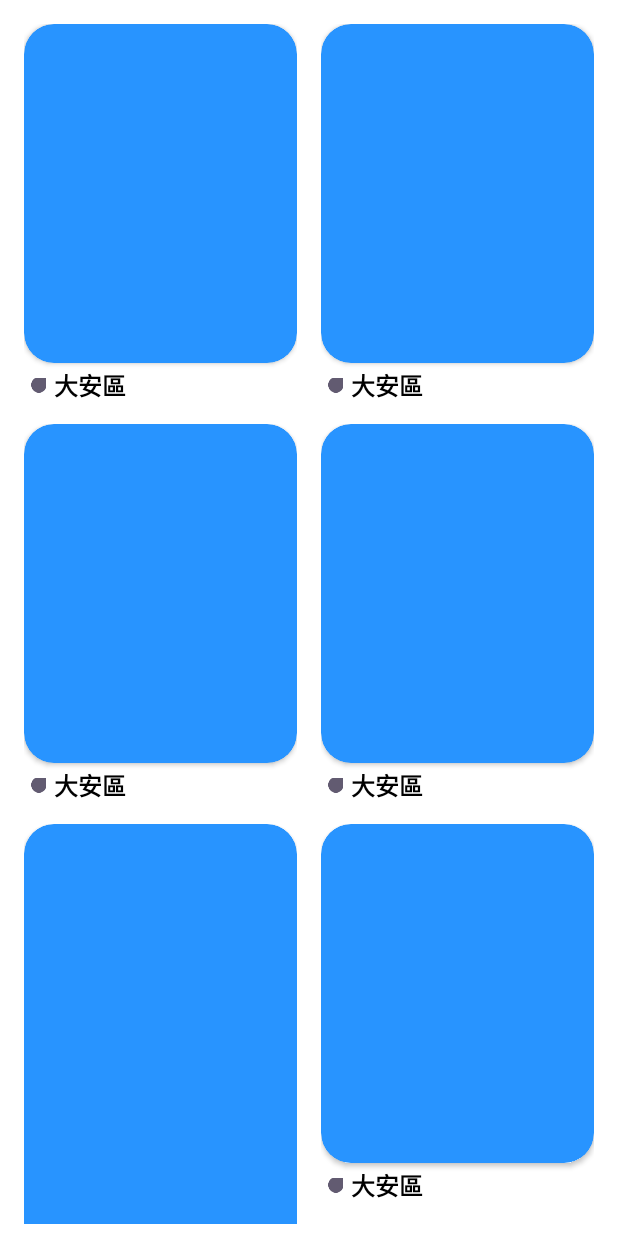
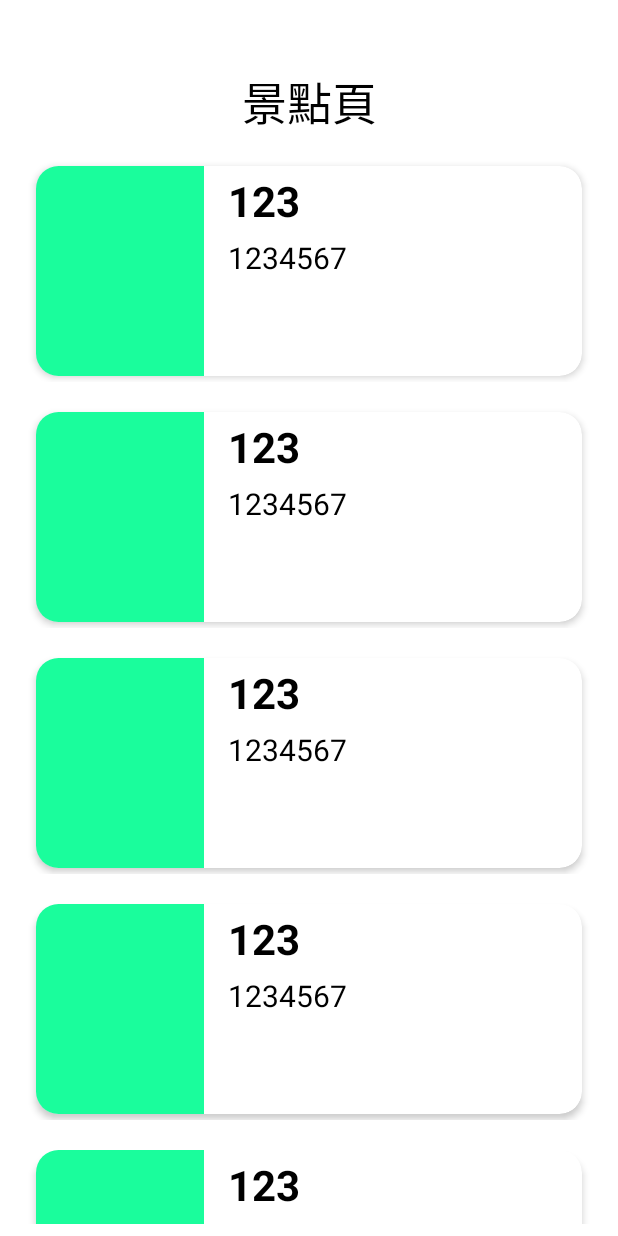
Before and after one commit to h160799/wistron_interview, an Android app: the screen it shows after launch (MainActivity), after a tap on "大安區", on a phone screen of 412 x 824 dp. Run offline under Robolectric (Android 15) with nearby library versions, the phone set to English and light mode, and no system bars; our stand-ins replace data binding.

Commit message:
add attractions recyclerview in second page

```diff
--- /dev/null
+++ b/app/src/main/java/com/example/wistron_interview/BaseFragment.kt
@@ -0,0 +1,30 @@
+package com.example.wistron_interview
+
+import android.content.res.Configuration
+import android.os.Bundle
+import android.view.WindowManager
+import androidx.appcompat.app.AppCompatActivity
+import androidx.fragment.app.Fragment
+
+open class BaseFragment: Fragment() {
+
+    fun showLoader(isVisible: Int){
+        if(activity is MainActivity){
+            (activity as MainActivity).setLoader(isVisible)
+        }
+    }
+
+    override fun onCreate(savedInstanceState: Bundle?) {
+        super.onCreate(savedInstanceState)
+        adjustFontScale(resources.configuration)
+    }
+
+    private fun adjustFontScale(configuration: Configuration) {
+        configuration.fontScale = 1.0.toFloat()
+        val metrics = resources.displayMetrics
+        val wm = activity?.getSystemService(AppCompatActivity.WINDOW_SERVICE) as WindowManager
+        wm.defaultDisplay.getMetrics(metrics)
+        metrics.scaledDensity = configuration.fontScale * metrics.density
+        activity?.createConfigurationContext(configuration)
+    }
+}
--- a/app/src/main/java/com/example/wistron_interview/DistrictAdapter.kt
+++ b/app/src/main/java/com/example/wistron_interview/DistrictAdapter.kt
@@ -1,21 +1,30 @@
 package com.example.wistron_interview
 
 import android.annotation.SuppressLint
+import android.app.Activity
 import android.view.LayoutInflater
 import android.view.View
 import android.view.ViewGroup
+import androidx.navigation.Navigation
+import androidx.navigation.fragment.NavHostFragment
+import androidx.navigation.fragment.NavHostFragment.findNavController
+import androidx.navigation.fragment.findNavController
 import androidx.recyclerview.widget.RecyclerView
 import androidx.recyclerview.widget.StaggeredGridLayoutManager
 import com.example.wistron_interview.databinding.ItemDistrictBinding
+import com.example.wistron_interview.home.HomeFragment
+import com.example.wistron_interview.home.HomeFragmentDirections
 
 class DistrictAdapter(private val dataList: List<String>) :
     RecyclerView.Adapter<DistrictAdapter.ViewHolder>() {
 
     class ViewHolder(val binding: ItemDistrictBinding) : RecyclerView.ViewHolder(binding.root)
 
-        private val onItemClickListener = View.OnClickListener { view: View? ->
+    private val onItemClickListener = View.OnClickListener { view: View? ->
             view?.let {
-                val position = it.tag as Int
+                val action = HomeFragmentDirections.actionNavigationHomeToNavigationAttraction()
+                Navigation.findNavController(it).navigate(action)
+
             }
         }
 
@@ -41,5 +50,4 @@ class DistrictAdapter(private val dataList: List<String>) :
     override fun getItemCount(): Int {
         return 13
     }
-
 }
--- a/app/src/main/java/com/example/wistron_interview/MainActivity.kt
+++ b/app/src/main/java/com/example/wistron_interview/MainActivity.kt
@@ -1,35 +1,35 @@
 package com.example.wistron_interview
 
-import android.graphics.drawable.ColorDrawable
 import androidx.appcompat.app.AppCompatActivity
 import android.os.Bundle
-import androidx.core.content.ContextCompat
-import androidx.lifecycle.ViewModelProvider
-import androidx.recyclerview.widget.RecyclerView
+import android.view.View
+import androidx.navigation.Navigation
+import androidx.navigation.fragment.NavHostFragment
 import com.example.wistron_interview.databinding.ActivityMainBinding
 
 class MainActivity : AppCompatActivity() {
 
     private lateinit var binding: ActivityMainBinding
+    private lateinit var navHostFragment: NavHostFragment
+
     override fun onCreate(savedInstanceState: Bundle?) {
         super.onCreate(savedInstanceState)
-        setContentView(R.layout.activity_main)
-
-
 
         binding = ActivityMainBinding.inflate(layoutInflater)
         setContentView(binding.root)
 
-        val recyclerView: RecyclerView = binding.districtRecyclerView
-
-
-//        val viewModel: MainViewModel by lazy {
-//            ViewModelProvider(this, MainViewModel.Factory(repository))[MainViewModel::class.java]
-//        }
-
-        val adapter: DistrictAdapter = DistrictAdapter(listOf(""))
-        recyclerView.adapter = adapter
-        adapter.notifyDataSetChanged()
+        window.decorView.systemUiVisibility =
+            (View.SYSTEM_UI_FLAG_LAYOUT_FULLSCREEN // 全螢幕顯示，status bar 不隱藏，activity 上方 layout 會被 status bar 覆蓋。
+                    or View.SYSTEM_UI_FLAG_LIGHT_STATUS_BAR) // 配合其他 flag 使用，防止 system bar 改變後 layout 的變動。
 
     }
+
+    override fun onResume() {
+        super.onResume()
+        setLoader(View.GONE)
+    }
+
+    fun setLoader(isVisible: Int) {
+        binding.progressBar.visibility = isVisible
+    }
 }
--- /dev/null
+++ b/app/src/main/java/com/example/wistron_interview/attraction/AttractionAdapter.kt
@@ -0,0 +1,38 @@
+package com.example.wistron_interview.attraction
+
+import android.annotation.SuppressLint
+import android.view.LayoutInflater
+import android.view.View
+import android.view.ViewGroup
+import androidx.recyclerview.widget.RecyclerView
+import com.example.wistron_interview.databinding.ItemAttractionBinding
+
+class AttractionAdapter(private val dataList: List<String>) :
+    RecyclerView.Adapter<AttractionAdapter.ViewHolder>() {
+
+    class ViewHolder(val binding: ItemAttractionBinding) : RecyclerView.ViewHolder(binding.root)
+
+    private val onItemClickListener = View.OnClickListener { view: View? ->
+        view?.let {
+            val position = it.tag as Int
+        }
+    }
+
+    override fun onCreateViewHolder(parent: ViewGroup, viewType: Int): ViewHolder {
+        val inflater = LayoutInflater.from(parent.context)
+        val binding = ItemAttractionBinding.inflate(inflater, parent, false)
+        return ViewHolder(binding)
+    }
+
+    @SuppressLint("SetTextI18n")
+    override fun onBindViewHolder(holder: ViewHolder, position: Int) {
+        val binding = holder.binding
+        binding.root.tag = position
+        binding.root.setOnClickListener(onItemClickListener)
+    }
+
+    override fun getItemCount(): Int {
+        return 10
+    }
+
+}
--- /dev/null
+++ b/app/src/main/java/com/example/wistron_interview/attraction/AttractionFragment.kt
@@ -0,0 +1,33 @@
+package com.example.wistron_interview.attraction
+
+import android.os.Bundle
+import android.view.LayoutInflater
+import android.view.View
+import android.view.ViewGroup
+import androidx.recyclerview.widget.RecyclerView
+import com.example.wistron_interview.BaseFragment
+import com.example.wistron_interview.databinding.FragmentAttractionBinding
+
+class AttractionFragment : BaseFragment() {
+
+    private lateinit var viewModel: AttractionViewModel
+    private lateinit var binding: FragmentAttractionBinding
+
+    override fun onCreateView(
+        inflater: LayoutInflater, container: ViewGroup?,
+        savedInstanceState: Bundle?
+    ): View? {
+        binding = FragmentAttractionBinding.inflate(inflater, container, false)
+        return binding.root
+    }
+
+    override fun onViewCreated(view: View, savedInstanceState: Bundle?) {
+        super.onViewCreated(view, savedInstanceState)
+
+        val recyclerView: RecyclerView = binding.attractionRecyclerView
+
+        val adapter = AttractionAdapter(listOf(""))
+        recyclerView.adapter = adapter
+        adapter.notifyDataSetChanged()
+    }
+}
--- /dev/null
+++ b/app/src/main/java/com/example/wistron_interview/attraction/AttractionViewModel.kt
@@ -0,0 +1,7 @@
+package com.example.wistron_interview.attraction
+
+import androidx.lifecycle.ViewModel
+
+class AttractionViewModel : ViewModel() {
+    // TODO: Implement the ViewModel
+}
--- /dev/null
+++ b/app/src/main/java/com/example/wistron_interview/home/HomeFragment.kt
@@ -0,0 +1,37 @@
+package com.example.wistron_interview.home
+
+import android.os.Bundle
+import android.view.LayoutInflater
+import android.view.View
+import android.view.ViewGroup
+import androidx.recyclerview.widget.RecyclerView
+import com.example.wistron_interview.BaseFragment
+import com.example.wistron_interview.DistrictAdapter
+import com.example.wistron_interview.databinding.FragmentHomeBinding
+
+class HomeFragment : BaseFragment() {
+    private lateinit var viewModel: HomeViewModel
+    private lateinit var binding: FragmentHomeBinding
+
+    override fun onCreateView(
+        inflater: LayoutInflater, container: ViewGroup?,
+        savedInstanceState: Bundle?
+    ): View? {
+        binding = FragmentHomeBinding.inflate(inflater, container, false)
+        return binding.root
+    }
+
+    override fun onViewCreated(view: View, savedInstanceState: Bundle?) {
+        super.onViewCreated(view, savedInstanceState)
+
+        val recyclerView: RecyclerView = binding.districtRecyclerView
+        val adapter= DistrictAdapter(listOf(""))
+        recyclerView.adapter = adapter
+        adapter.notifyDataSetChanged()
+    }
+
+    override fun onResume() {
+        super.onResume()
+        showLoader(View.GONE)
+    }
+}
--- /dev/null
+++ b/app/src/main/java/com/example/wistron_interview/home/HomeViewModel.kt
@@ -0,0 +1,7 @@
+package com.example.wistron_interview.home
+
+import androidx.lifecycle.ViewModel
+
+class HomeViewModel : ViewModel() {
+    // TODO: Implement the ViewModel
+}
--- a/app/src/main/res/layout/activity_main.xml
+++ b/app/src/main/res/layout/activity_main.xml
@@ -7,18 +7,26 @@
     android:background="@color/white"
     tools:context=".MainActivity">
 
-    <androidx.recyclerview.widget.RecyclerView
-        android:id="@+id/district_recyclerView"
-        android:layout_width="0dp"
+    <androidx.fragment.app.FragmentContainerView
+        android:id="@+id/nav_host_fragment"
+        android:name="androidx.navigation.fragment.NavHostFragment"
+        android:layout_width="match_parent"
         android:layout_height="0dp"
-        android:padding="8dp"
+        app:defaultNavHost="true"
+        app:layout_constraintBottom_toBottomOf="parent"
+        app:layout_constraintLeft_toLeftOf="parent"
+        app:layout_constraintRight_toRightOf="parent"
         app:layout_constraintTop_toTopOf="parent"
+        app:navGraph="@navigation/navigation" />
+
+    <ProgressBar
+        android:id="@+id/progressBar"
+        style="@android:style/Widget.DeviceDefault.Light.ProgressBar"
+        android:layout_width="wrap_content"
+        android:layout_height="wrap_content"
+        app:layout_constraintBottom_toBottomOf="parent"
+        app:layout_constraintEnd_toEndOf="parent"
         app:layout_constraintStart_toStartOf="parent"
-        app:layout_constraintEnd_toEndOf="parent"
-        app:layout_constraintBottom_toBottomOf="parent"
-        app:layoutManager="androidx.recyclerview.widget.StaggeredGridLayoutManager"
-        app:spanCount="2" />
-
-
+        app:layout_constraintTop_toTopOf="parent"/>
 
 </androidx.constraintlayout.widget.ConstraintLayout>
--- /dev/null
+++ b/app/src/main/res/layout/fragment_attraction.xml
@@ -0,0 +1,49 @@
+<?xml version="1.0" encoding="utf-8"?>
+<androidx.constraintlayout.widget.ConstraintLayout xmlns:android="http://schemas.android.com/apk/res/android"
+    xmlns:tools="http://schemas.android.com/tools"
+    android:layout_width="match_parent"
+    android:layout_height="match_parent"
+    xmlns:app="http://schemas.android.com/apk/res-auto"
+    tools:context=".attraction.AttractionFragment">
+
+    <androidx.appcompat.widget.Toolbar
+        android:id="@+id/toolbar"
+        android:layout_width="match_parent"
+        android:layout_height="wrap_content"
+        android:minHeight="?android:actionBarSize"
+        app:layout_constraintTop_toTopOf="parent">
+
+        <androidx.constraintlayout.widget.ConstraintLayout
+            android:layout_width="wrap_content"
+            android:layout_height="wrap_content"
+            android:layout_gravity="center"
+            android:layout_marginTop="@dimen/status_bar_height">
+
+            <TextView
+                android:id="@+id/toolbarTitle"
+                android:layout_width="wrap_content"
+                android:layout_height="wrap_content"
+                android:text="景點頁"
+                android:textColor="@android:color/black"
+                android:textSize="30sp"
+                app:layout_constraintEnd_toEndOf="parent"
+                app:layout_constraintStart_toStartOf="parent"
+                app:layout_constraintTop_toTopOf="parent" />
+
+        </androidx.constraintlayout.widget.ConstraintLayout>
+    </androidx.appcompat.widget.Toolbar>
+
+    <androidx.recyclerview.widget.RecyclerView
+        android:id="@+id/attraction_recyclerView"
+        android:layout_width="0dp"
+        android:layout_height="0dp"
+        android:padding="8dp"
+        app:layout_constraintTop_toBottomOf="@id/toolbar"
+        app:layout_constraintStart_toStartOf="parent"
+        app:layout_constraintEnd_toEndOf="parent"
+        app:layout_constraintBottom_toBottomOf="parent"
+        app:layoutManager="androidx.recyclerview.widget.LinearLayoutManager"
+        app:spanCount="2"
+        tools:listitem="@layout/item_attraction"/>
+
+</androidx.constraintlayout.widget.ConstraintLayout>
--- /dev/null
+++ b/app/src/main/res/layout/fragment_home.xml
@@ -0,0 +1,51 @@
+<?xml version="1.0" encoding="utf-8"?>
+<androidx.constraintlayout.widget.ConstraintLayout xmlns:android="http://schemas.android.com/apk/res/android"
+    xmlns:app="http://schemas.android.com/apk/res-auto"
+    xmlns:tools="http://schemas.android.com/tools"
+    android:layout_width="match_parent"
+    android:layout_height="match_parent"
+    android:background="@color/white"
+    tools:context=".MainActivity">
+
+    <androidx.appcompat.widget.Toolbar
+        android:id="@+id/toolbar"
+        android:layout_width="match_parent"
+        android:layout_height="wrap_content"
+        android:minHeight="?android:actionBarSize"
+        app:layout_constraintTop_toTopOf="parent">
+
+        <androidx.constraintlayout.widget.ConstraintLayout
+            android:layout_width="wrap_content"
+            android:layout_height="wrap_content"
+            android:layout_gravity="center"
+            android:layout_marginTop="@dimen/status_bar_height">
+
+            <TextView
+                android:id="@+id/toolbarTitle"
+                android:layout_width="wrap_content"
+                android:layout_height="wrap_content"
+                android:text="首頁"
+                android:textColor="@android:color/black"
+                android:textSize="30sp"
+                app:layout_constraintEnd_toEndOf="parent"
+                app:layout_constraintStart_toStartOf="parent"
+                app:layout_constraintTop_toTopOf="parent" />
+
+        </androidx.constraintlayout.widget.ConstraintLayout>
+    </androidx.appcompat.widget.Toolbar>
+
+    <androidx.recyclerview.widget.RecyclerView
+        android:id="@+id/district_recyclerView"
+        android:layout_width="0dp"
+        android:layout_height="0dp"
+        android:padding="8dp"
+        app:layout_constraintTop_toBottomOf="@id/toolbar"
+        app:layout_constraintStart_toStartOf="parent"
+        app:layout_constraintEnd_toEndOf="parent"
+        app:layout_constraintBottom_toBottomOf="parent"
+        app:layoutManager="androidx.recyclerview.widget.StaggeredGridLayoutManager"
+        app:spanCount="2"
+        tools:listitem="@layout/item_district"/>
+
+
+</androidx.constraintlayout.widget.ConstraintLayout>
--- /dev/null
+++ b/app/src/main/res/layout/item_attraction.xml
@@ -0,0 +1,76 @@
+<?xml version="1.0" encoding="utf-8"?>
+<layout xmlns:android="http://schemas.android.com/apk/res/android"
+    xmlns:app="http://schemas.android.com/apk/res-auto">
+
+    <androidx.constraintlayout.widget.ConstraintLayout
+        android:layout_width="match_parent"
+        android:layout_height="wrap_content"
+        android:layout_margin="8dp"
+        app:layout_constraintEnd_toEndOf="parent"
+        app:layout_constraintTop_toTopOf="parent">
+
+        <androidx.cardview.widget.CardView
+            android:id="@+id/attraction_cardView"
+            android:layout_width="match_parent"
+            android:layout_height="wrap_content"
+            app:cardCornerRadius="15dp"
+            app:cardElevation="3dp"
+            android:layout_marginStart="8dp"
+            android:layout_marginEnd="8dp"
+            android:layout_marginTop="4dp"
+            android:layout_marginBottom="4dp"
+            app:layout_constraintBottom_toBottomOf="parent"
+            app:layout_constraintEnd_toEndOf="parent"
+            app:layout_constraintStart_toStartOf="parent"
+            app:layout_constraintTop_toTopOf="parent">
+
+            <androidx.constraintlayout.widget.ConstraintLayout
+                android:layout_width="match_parent"
+                android:layout_height="140dp">
+
+                <ImageView
+                    android:id="@+id/attraction_image"
+                    android:layout_width="0dp"
+                    android:layout_height="0dp"
+                    android:background="@android:color/transparent"
+                    android:src="@color/grass"
+                    app:layout_constraintDimensionRatio="4:5"
+                    app:layout_constraintBottom_toBottomOf="parent"
+                    app:layout_constraintStart_toStartOf="parent"
+                    app:layout_constraintTop_toTopOf="parent"/>
+
+                <TextView
+                    android:id="@+id/title_tv"
+                    android:layout_width="0dp"
+                    android:layout_height="wrap_content"
+                    android:layout_marginStart="16dp"
+                    android:ellipsize="end"
+                    android:singleLine="true"
+                    android:text="123"
+                    android:textColor="@color/black"
+                    android:textSize="28sp"
+                    android:textStyle="bold"
+                    app:layout_constraintEnd_toEndOf="parent"
+                    app:layout_constraintStart_toEndOf="@+id/attraction_image"
+                    app:layout_constraintTop_toTopOf="@id/attraction_image"
+                    android:layout_marginTop="4dp"/>
+
+                <TextView
+                    android:id="@+id/content_tv"
+                    android:layout_width="0dp"
+                    android:layout_height="wrap_content"
+                    android:layout_marginTop="5dp"
+                    android:autoLink="web"
+                    android:ellipsize="end"
+                    android:maxLines="2"
+                    android:text="1234567"
+                    android:textColor="@color/black"
+                    android:textSize="20sp"
+                    app:layout_constraintEnd_toEndOf="@id/title_tv"
+                    app:layout_constraintStart_toStartOf="@id/title_tv"
+                    app:layout_constraintTop_toBottomOf="@id/title_tv" />
+
+            </androidx.constraintlayout.widget.ConstraintLayout>
+        </androidx.cardview.widget.CardView>
+    </androidx.constraintlayout.widget.ConstraintLayout>
+</layout>
--- /dev/null
+++ b/app/src/main/res/navigation/navigation.xml
@@ -0,0 +1,39 @@
+<?xml version="1.0" encoding="utf-8"?>
+<navigation xmlns:android="http://schemas.android.com/apk/res/android"
+    xmlns:app="http://schemas.android.com/apk/res-auto"
+    xmlns:tools="http://schemas.android.com/tools"
+    android:id="@+id/navigation"
+    app:startDestination="@id/homeFragment">
+
+    <activity
+        android:id="@+id/mainActivity"
+        android:name="com.example.wistron_interview.MainActivity"
+        android:label="activity_main"
+        tools:layout="@layout/activity_main">
+
+    </activity>
+
+    <fragment
+        android:id="@+id/homeFragment"
+        android:name="com.example.wistron_interview.home.HomeFragment"
+        android:label="HomeFragment" >
+
+    <action
+        android:id="@+id/action_navigation_home_to_navigation_attraction"
+        app:destination="@id/attractionFragment"
+        app:enterAnim="@anim/nav_default_enter_anim"
+        app:exitAnim="@anim/nav_default_exit_anim"
+        app:popEnterAnim="@anim/nav_default_pop_enter_anim"
+        app:popExitAnim="@anim/nav_default_pop_exit_anim" />
+
+    </fragment>
+
+    <fragment
+        android:id="@+id/attractionFragment"
+        android:name="com.example.wistron_interview.attraction.AttractionFragment"
+        android:label="fragment_attraction"
+        tools:layout="@layout/fragment_attraction" >
+
+    </fragment>
+
+</navigation>
--- a/app/src/main/res/values-night/themes.xml
+++ b/app/src/main/res/values-night/themes.xml
@@ -1,7 +1,9 @@
 <resources xmlns:tools="http://schemas.android.com/tools">
     <!-- Base application theme. -->
-    <style name="Base.Theme.Wistron_interview" parent="Theme.Material3.DayNight.NoActionBar">
+    <style name="Base.Theme.Wistron_interview" parent="Theme.Material3.Light.NoActionBar">
         <!-- Customize your dark theme here. -->
-        <!-- <item name="colorPrimary">@color/my_dark_primary</item> -->
+<!--         <item name="colorPrimary">@color/white</item>-->
+        <item name="android:statusBarColor">@android:color/transparent</item>
+
     </style>
 </resources>
--- a/app/src/main/res/values/colors.xml
+++ b/app/src/main/res/values/colors.xml
@@ -5,7 +5,7 @@
     <color name="blue">#2894FF</color>
     <color name="purple">#6A6AFF</color>
     <color name="light_blue">#00FFFF</color>
-    <color name="gress">#1AFD9C</color>
+    <color name="grass">#1AFD9C</color>
     <color name="light_green">#28FF28</color>
     <color name="red">#FF5151</color>
     <color name="pink">#FF95CA</color>
--- /dev/null
+++ b/app/src/main/res/values/dimens.xml
@@ -0,0 +1,4 @@
+<?xml version="1.0" encoding="utf-8"?>
+<resources>
+    <dimen name="status_bar_height">45dp</dimen>
+</resources>
--- a/app/src/main/res/values/themes.xml
+++ b/app/src/main/res/values/themes.xml
@@ -1,8 +1,10 @@
 <resources xmlns:tools="http://schemas.android.com/tools">
     <!-- Base application theme. -->
-    <style name="Base.Theme.Wistron_interview" parent="Theme.Material3.DayNight.NoActionBar">
+    <style name="Base.Theme.Wistron_interview" parent="Theme.Material3.Light.NoActionBar">
         <!-- Customize your light theme here. -->
-        <!-- <item name="colorPrimary">@color/my_light_primary</item> -->
+<!--         <item name="colorPrimary">@color/white</item>-->
+        <item name="android:statusBarColor">@android:color/transparent</item>
+
     </style>
 
     <style name="Theme.Wistron_interview" parent="Base.Theme.Wistron_interview" />
```
Also changed, not shown: app/build.gradle (+12 -0 lines), build.gradle (+7 -0 lines).
